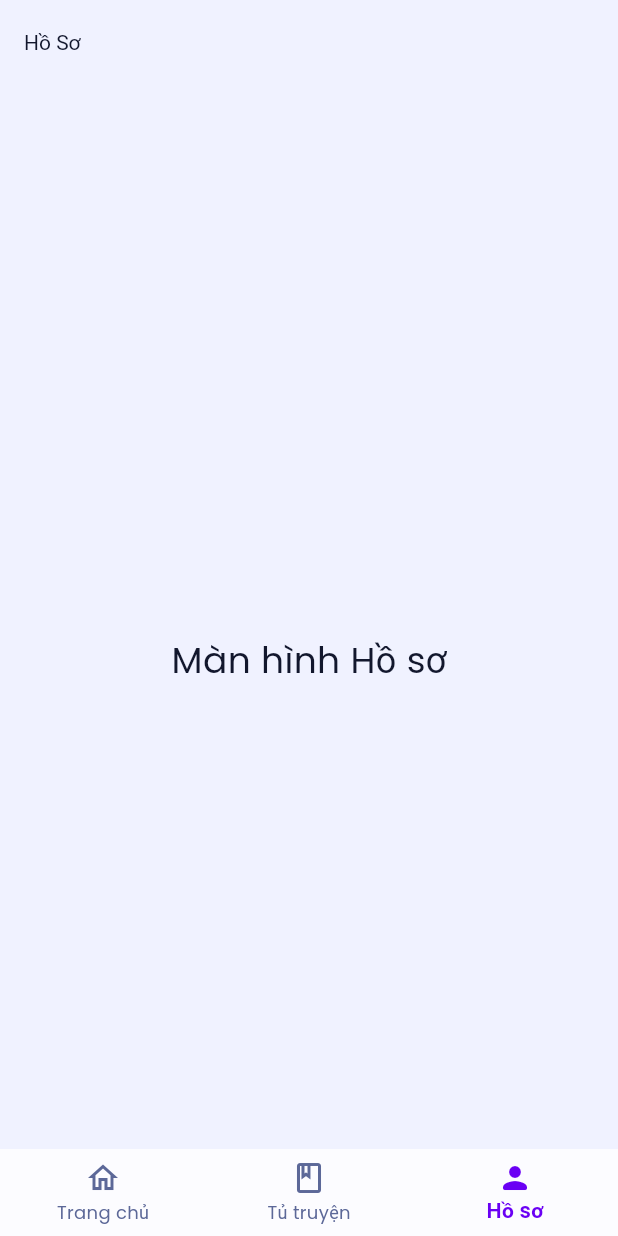
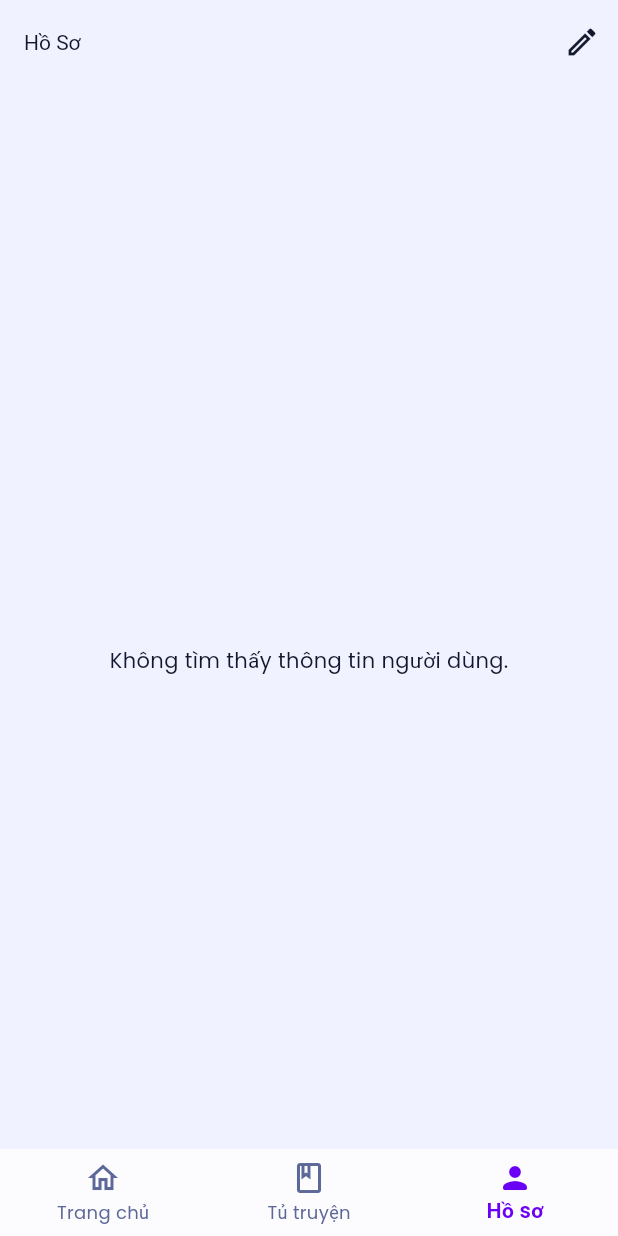
Before and after one commit to Pain0402/ComicsVerse, a Flutter app: the screen it shows once a user with an empty profile is signed in, item 3 of the bottom bar chosen, on a phone screen of 412 x 824 dp. Run offline on Flutter 3.47's test engine with Material 3 defaults, Android fonts, the light colour scheme and no system bars; our stand-ins replace cached_network_image, carousel_slider, flutter_animate, flutter_riverpod, go_router, google_fonts and 3 more; accounts and stored records are empty.

Commit message:
Profile Screen v1

```diff
--- a/lib/core/router/app_router.dart
+++ b/lib/core/router/app_router.dart
@@ -10,6 +10,9 @@ import '../../features/profile/presentation/screens/profile_screen.dart';
 import '../../presentation/screens/scaffold_with_nav_bar.dart';
 import 'package:comicsapp/features/home/domain/entities/story.dart';
 import 'package:comicsapp/features/home/presentation/screens/story_details_screen.dart';
+import 'package:comicsapp/features/profile/presentation/screens/edit_profile_screen.dart';
+import 'package:comicsapp/presentation/screens/splash_screen.dart';
+
 
 final _rootNavigatorKey = GlobalKey<NavigatorState>(debugLabel: 'root');
 
@@ -23,12 +26,20 @@ final goRouterProvider = Provider<GoRouter>((ref) {
     debugLogDiagnostics: true,
     routes: [
       GoRoute(
+        path: '/splash',
+        builder: (context, state) => const SplashScreen(),
+      ),
+      GoRoute(
         path: '/login',
         builder: (context, state) => const LoginScreen(),
       ),
       GoRoute(
         path: '/signup',
         builder: (context, state) => const SignUpScreen(),
+      ),
+      GoRoute(
+        path: '/profile/edit',
+        builder: (context, state) => const EditProfileScreen(),
       ),
       GoRoute(
         path: '/story/:storyId',
@@ -66,25 +77,38 @@ final goRouterProvider = Provider<GoRouter>((ref) {
       ),
     ],
     // Logic điều hướng tự động
+     // SỬA ĐỔI: Cập nhật toàn bộ logic điều hướng tự động
     redirect: (context, state) {
-      // authStateChangesProvider sẽ cung cấp trạng thái người dùng
-      // .value cho phép truy cập dữ liệu một cách an toàn
-      final user = authState.value;
-      final isLoggedIn = user != null;
+      // Trong khi trạng thái xác thực đang tải, chúng ta không làm gì cả.
+      // Người dùng sẽ tiếp tục thấy màn hình chờ (SplashScreen).
+      if (authState.isLoading || authState.hasError) {
+        return null;
+      }
 
-      final isLoggingIn = state.matchedLocation == '/login' || state.matchedLocation == '/signup';
+      // Xác định người dùng đã đăng nhập hay chưa.
+      final isLoggedIn = authState.valueOrNull != null;
 
-      if (!isLoggedIn && !isLoggingIn) {
-        // Nếu chưa đăng nhập và không ở trang login/signup, chuyển về login
+      // Lấy vị trí hiện tại của người dùng.
+      final location = state.uri.toString();
+      final isAtSplash = location == '/splash';
+      final isAtAuthScreen = location == '/login' || location == '/signup';
+
+      // Kịch bản 1: Nếu đang ở màn hình chờ, phải điều hướng đi.
+      if (isAtSplash) {
+        return isLoggedIn ? '/home' : '/login';
+      }
+
+      // Kịch bản 2: Nếu đã đăng nhập nhưng lại ở màn hình đăng nhập/đăng ký.
+      if (isLoggedIn && isAtAuthScreen) {
+        return '/home';
+      }
+
+      // Kịch bản 3: Nếu chưa đăng nhập và cố gắng truy cập trang cần bảo vệ.
+      if (!isLoggedIn && !isAtAuthScreen) {
         return '/login';
       }
 
-      if (isLoggedIn && isLoggingIn) {
-        // Nếu đã đăng nhập và đang ở trang login/signup, chuyển đến trang chủ
-        return '/home';
-      }
-
-      // Không cần điều hướng, trả về null
+      // Trong mọi trường hợp khác, không cần điều hướng.
       return null;
     },
   );
--- a/lib/features/profile/presentation/screens/profile_screen.dart
+++ b/lib/features/profile/presentation/screens/profile_screen.dart
@@ -1,20 +1,121 @@
+import 'package:comicsapp/features/auth/presentation/providers/auth_providers.dart';
+import 'package:comicsapp/features/profile/presentation/providers/profile_providers.dart';
 import 'package:flutter/material.dart';
+import 'package:flutter_riverpod/flutter_riverpod.dart';
+import 'package:go_router/go_router.dart';
 
-class ProfileScreen extends StatelessWidget {
+class ProfileScreen extends ConsumerWidget {
   const ProfileScreen({super.key});
 
   @override
-  Widget build(BuildContext context) {
+  Widget build(BuildContext context, WidgetRef ref) {
+    final profileAsync = ref.watch(userProfileProvider);
+    final theme = Theme.of(context);
+    final colorScheme = theme.colorScheme;
+
     return Scaffold(
       appBar: AppBar(
         title: const Text('Hồ Sơ'),
+        actions: [
+          IconButton(
+            icon: const Icon(Icons.edit_outlined),
+            onPressed: () => context.push('/profile/edit'),
+          ),
+        ],
       ),
-      body: const Center(
-        child: Text(
-          'Màn hình Hồ sơ',
-          style: TextStyle(fontSize: 24),
-        ),
+      body: profileAsync.when(
+        data: (profile) {
+          if (profile == null) {
+            return const Center(child: Text('Không tìm thấy thông tin người dùng.'));
+          }
+          return ListView(
+            padding: const EdgeInsets.all(16.0),
+            children: [
+              Center(
+                child: Column(
+                  children: [
+                    CircleAvatar(
+                      radius: 50,
+                      backgroundColor: colorScheme.surfaceVariant,
+                      backgroundImage: profile.avatarUrl != null
+                          ? NetworkImage(profile.avatarUrl!)
+                          : null,
+                      child: profile.avatarUrl == null
+                          ? Icon(Icons.person, size: 50, color: colorScheme.onSurfaceVariant)
+                          : null,
+                    ),
+                    const SizedBox(height: 16),
+                    Text(
+                      profile.displayName ?? 'Chưa có tên',
+                      style: theme.textTheme.headlineSmall,
+                    ),
+                    const SizedBox(height: 8),
+                    Text(
+                      ref.read(supabaseClientProvider).auth.currentUser?.email ?? '',
+                      style: theme.textTheme.bodyLarge?.copyWith(color: theme.colorScheme.onSurfaceVariant),
+                    ),
+                  ],
+                ),
+              ),
+               const SizedBox(height: 32),
+
+              // --- THÊM MỚI: Phần thống kê ---
+              _buildStatsSection(context, profile: profile),
+
+              const SizedBox(height: 16),
+              const Divider(),
+
+              // --- Phần Cài đặt và Đăng xuất ---
+              ListTile(
+                leading: const Icon(Icons.settings_outlined),
+                title: const Text('Cài đặt'),
+                onTap: () {
+                  // TODO: Điều hướng đến trang cài đặt
+                },
+              ),
+              ListTile(
+                leading: Icon(Icons.logout, color: colorScheme.error),
+                title: Text('Đăng xuất', style: TextStyle(color: colorScheme.error)),
+                onTap: () async {
+                  await ref.read(profileRepositoryProvider).signOut();
+                },
+              ),
+            ],
+          );
+        },
+        loading: () => const Center(child: CircularProgressIndicator()),
+        error: (err, stack) => Center(child: Text('Lỗi tải hồ sơ: $err')),
       ),
     );
   }
+
+  // THÊM MỚI: Widget xây dựng khu vực thống kê
+  Widget _buildStatsSection(BuildContext context, {required dynamic profile}) {
+    return Row(
+      mainAxisAlignment: MainAxisAlignment.spaceAround,
+      children: [
+        _buildStatItem(context, count: profile.bookmarkedStoriesCount, label: 'Theo dõi'),
+        _buildStatItem(context, count: profile.commentsCount, label: 'Bình luận'),
+        _buildStatItem(context, count: profile.reviewsCount, label: 'Đánh giá'),
+      ],
+    );
+  }
+
+  // THÊM MỚI: Widget cho một mục thống kê
+  Widget _buildStatItem(BuildContext context, {required int count, required String label}) {
+    final theme = Theme.of(context);
+    return Column(
+      children: [
+        Text(
+          count.toString(),
+          style: theme.textTheme.headlineMedium?.copyWith(fontWeight: FontWeight.bold),
+        ),
+        const SizedBox(height: 4),
+        Text(
+          label,
+          style: theme.textTheme.bodyMedium?.copyWith(color: theme.colorScheme.onSurfaceVariant),
+        ),
+      ],
+    );
+  }
 }
```
Also changed, not shown: lib/features/auth/domain/entities/profile.dart (+20 -5 lines), lib/features/home/presentation/providers/home_providers.dart (+0 -7 lines), lib/features/home/presentation/screens/home_screen.dart (+4 -4 lines), lib/features/home/presentation/widgets/home_sliver_app_bar.dart (+20 -37 lines), lib/features/profile/data/repositories/profile_repository_impl.dart (added, +74 -0 lines), lib/features/profile/domain/repositories/profile_repository.dart (added, +17 -0 lines), lib/features/profile/presentation/providers/profile_providers.dart (added, +53 -0 lines), lib/features/profile/presentation/screens/edit_profile_screen.dart (added, +136 -0 lines), lib/presentation/screens/splash_screen.dart (added, +17 -0 lines), pubspec.yaml (+2 -5 lines), pubspec.lock, 5 other files.
